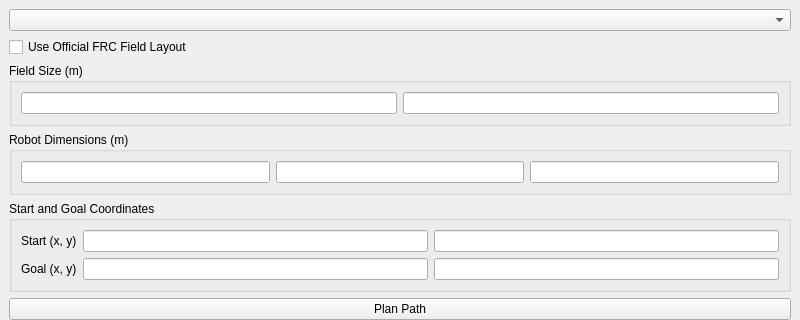
Old version of the form gui/layout.ui in the repository huzaimm01/autonUI; both pictures show x 0 to 800 and y 0 to 320 of the 800 by 900 pixel window.
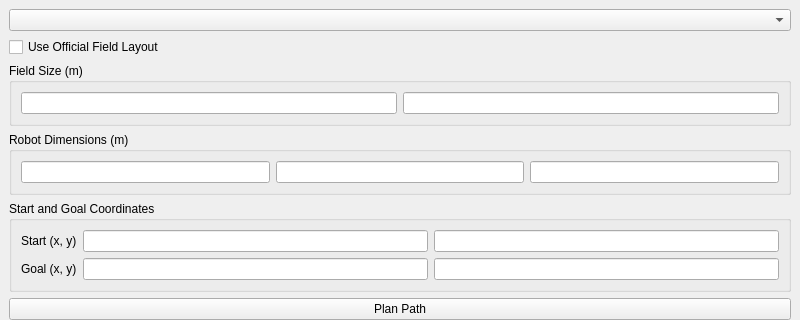
New version of the form.

```diff
--- a/gui/layout.ui
+++ b/gui/layout.ui
@@ -18,7 +18,7 @@
     <item>
      <widget class="QCheckBox" name="officialFieldCheck">
       <property name="text">
-       <string>Use Official FRC Field Layout</string>
+       <string>Use Official Field Layout</string>
       </property>
      </widget>
     </item>
```
Left out of the diff: 30 changed lines with no effect on the pictures.
